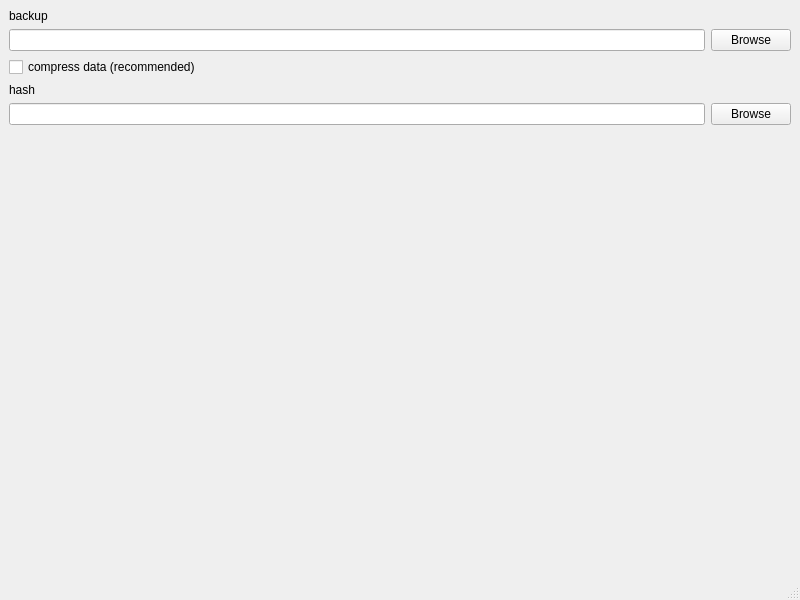
First picture: the form in mainwindow.ui, repository jlcarr/IPPaladin, before the edit.
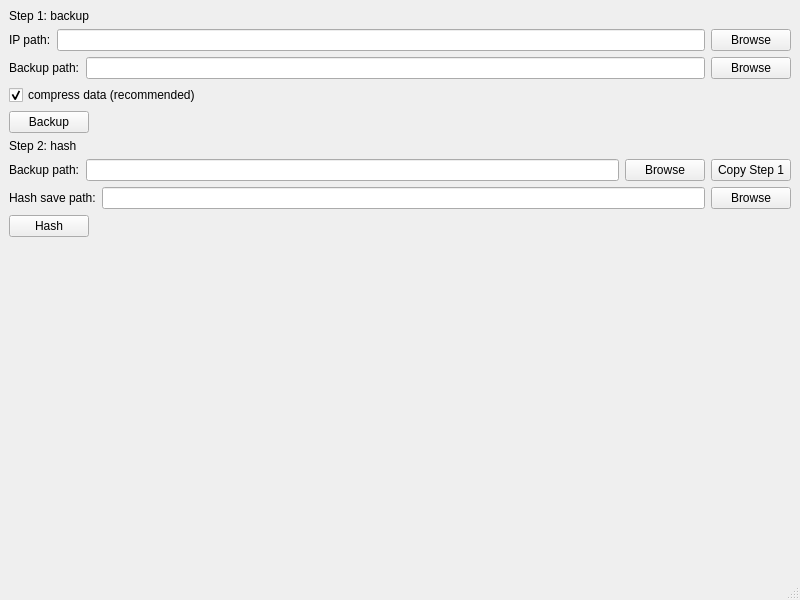
Second picture: the form after the edit.

Commit message: UI layout and file path selection

```diff
--- a/mainwindow.ui
+++ b/mainwindow.ui
@@ -15,22 +15,50 @@
   </property>
   <widget class="QWidget" name="centralwidget">
    <layout class="QGridLayout" name="gridLayout">
-    <item row="0" column="0">
-     <layout class="QVBoxLayout" name="verticalLayout_2">
+    <item row="0" column="1">
+     <layout class="QVBoxLayout" name="TopContainer">
       <item>
        <widget class="QLabel" name="label">
         <property name="text">
-         <string>backup</string>
+         <string>Step 1: backup</string>
         </property>
        </widget>
       </item>
       <item>
        <layout class="QHBoxLayout" name="horizontalLayout">
         <item>
-         <widget class="QLineEdit" name="backupPath"/>
+         <widget class="QLabel" name="IPPathlabel">
+          <property name="text">
+           <string>IP path:</string>
+          </property>
+         </widget>
         </item>
         <item>
-         <widget class="QPushButton" name="backupBrowserButton">
+         <widget class="QLineEdit" name="IPPathInput"/>
+        </item>
+        <item>
+         <widget class="QPushButton" name="IPPathButton">
+          <property name="text">
+           <string>Browse</string>
+          </property>
+         </widget>
+        </item>
+       </layout>
+      </item>
+      <item>
+       <layout class="QHBoxLayout" name="IPBackupPathContainer">
+        <item>
+         <widget class="QLabel" name="IPBackupPathLabel">
+          <property name="text">
+           <string>Backup path:</string>
+          </property>
+         </widget>
+        </item>
+        <item>
+         <widget class="QLineEdit" name="IPBackupPathInput"/>
+        </item>
+        <item>
+         <widget class="QPushButton" name="IPBackupPathButton">
           <property name="text">
            <string>Browse</string>
           </property>
@@ -43,26 +71,112 @@
         <property name="text">
          <string>compress data (recommended)</string>
         </property>
+        <property name="checked">
+         <bool>true</bool>
+        </property>
        </widget>
       </item>
       <item>
-       <widget class="QLabel" name="label_2">
+       <layout class="QHBoxLayout" name="BackupContainer">
+        <item>
+         <widget class="QPushButton" name="BackupButton">
+          <property name="text">
+           <string>Backup</string>
+          </property>
+         </widget>
+        </item>
+        <item>
+         <spacer name="horizontalSpacer">
+          <property name="orientation">
+           <enum>Qt::Horizontal</enum>
+          </property>
+          <property name="sizeHint" stdset="0">
+           <size>
+            <width>40</width>
+            <height>20</height>
+           </size>
+          </property>
+         </spacer>
+        </item>
+       </layout>
+      </item>
+      <item>
+       <widget class="QLabel" name="Step2Label">
         <property name="text">
-         <string>hash</string>
+         <string>Step 2: hash</string>
         </property>
        </widget>
       </item>
       <item>
        <layout class="QHBoxLayout" name="horizontalLayout_2">
         <item>
-         <widget class="QLineEdit" name="lineEdit"/>
+         <widget class="QLabel" name="HashBackupPathLabel">
+          <property name="text">
+           <string>Backup path:</string>
+          </property>
+         </widget>
         </item>
         <item>
-         <widget class="QPushButton" name="pushButton">
+         <widget class="QLineEdit" name="HashBackupPathInput"/>
+        </item>
+        <item>
+         <widget class="QPushButton" name="HashBackupPathButton">
           <property name="text">
            <string>Browse</string>
           </property>
          </widget>
+        </item>
+        <item>
+         <widget class="QPushButton" name="HashBackupPathCopyButton">
+          <property name="text">
+           <string>Copy Step 1</string>
+          </property>
+         </widget>
+        </item>
+       </layout>
+      </item>
+      <item>
+       <layout class="QHBoxLayout" name="HashSavePathContainer">
+        <item>
+         <widget class="QLabel" name="HashSavePathLabel">
+          <property name="text">
+           <string>Hash save path:</string>
+          </property>
+         </widget>
+        </item>
+        <item>
+         <widget class="QLineEdit" name="HashSavePathInput"/>
+        </item>
+        <item>
+         <widget class="QPushButton" name="HashSavePathButton">
+          <property name="text">
+           <string>Browse</string>
+          </property>
+         </widget>
+        </item>
+       </layout>
+      </item>
+      <item>
+       <layout class="QHBoxLayout" name="HashContainer">
+        <item>
+         <widget class="QPushButton" name="HashButton">
+          <property name="text">
+           <string>Hash</string>
+          </property>
+         </widget>
+        </item>
+        <item>
+         <spacer name="horizontalSpacer_2">
+          <property name="orientation">
+           <enum>Qt::Horizontal</enum>
+          </property>
+          <property name="sizeHint" stdset="0">
+           <size>
+            <width>40</width>
+            <height>20</height>
+           </size>
+          </property>
+         </spacer>
         </item>
        </layout>
       </item>
```
Left out of the diff: 6 changed lines with no effect on the pictures. The commit also changes 2 other files.
